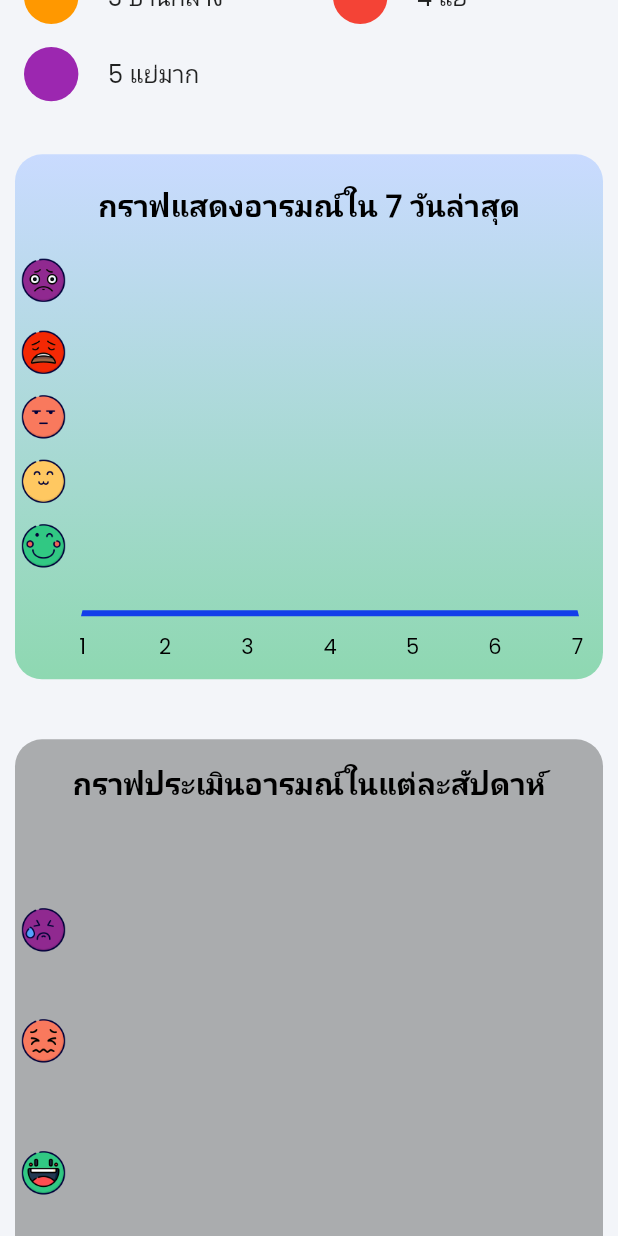
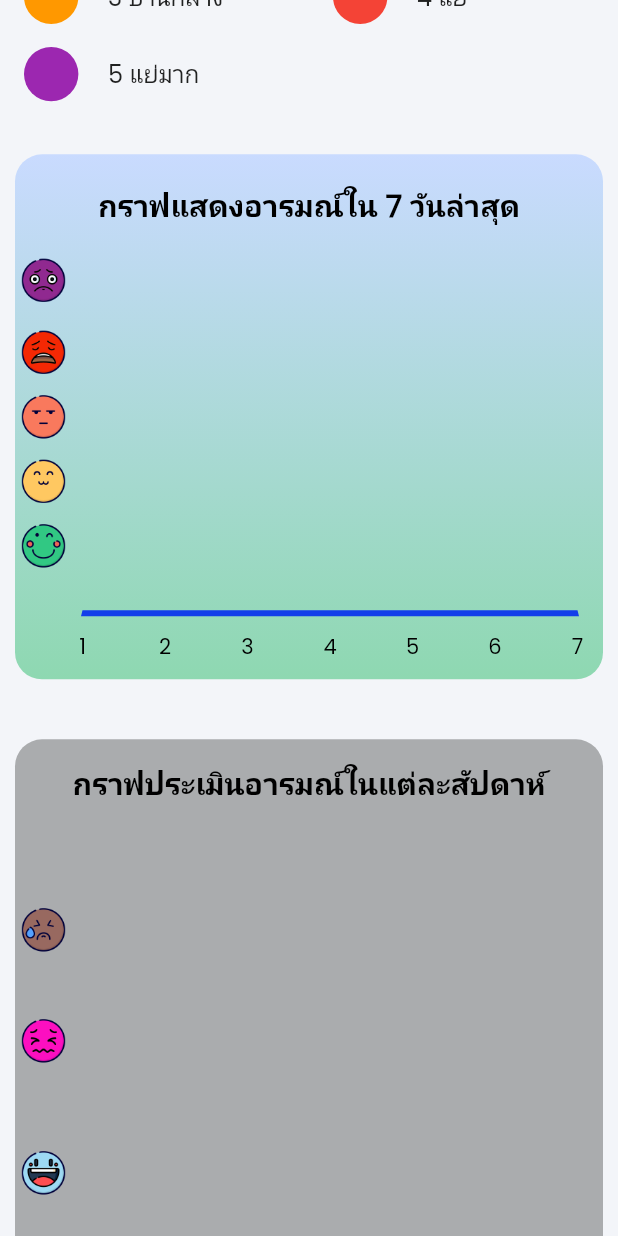
Before and after one commit to axonapiwit/self_health_diary, a Flutter app: the StatScreen screen opened directly, scrolled down 576 dp, on a phone screen of 412 x 824 dp. Run offline on Flutter 3.47's test engine with Material 2 defaults, Android fonts, the light colour scheme and no system bars; drawn by our look-alikes of fl_chart; our stand-ins replace cloud_firestore, dotted_border, firebase_auth, firebase_core, flutter_calendar_carousel, font_awesome_flutter and 3 more; missing offline and left inert: syncfusion_flutter_xlsio; accounts and stored records are empty.

Commit message:
update line, bar chart and fix mood icons

```diff
--- a/lib/apis/bar_chart.dart
+++ b/lib/apis/bar_chart.dart
@@ -27,7 +27,8 @@ class _BarChartOneState extends State<BarChartOne> {
         .collection('diaries')
         .where('createdBy', isEqualTo: user!.uid)
         .orderBy('dateTime')
-        .where("dateTime", isGreaterThan: DateTime(sunday.year, sunday.month, sunday.day))
+        .where("dateTime",
+            isGreaterThan: DateTime(sunday.year, sunday.month, sunday.day))
         .get();
 
     // key = Start of week day, values = list
@@ -47,17 +48,18 @@ class _BarChartOneState extends State<BarChartOne> {
       weekMap[_date] = [];
       for (int j = 0; j < json.length; j++) {
         // check date at loop with sunday
-        final __date =
-            (json[j]["dateTime"].toDate() as DateTime).difference(_date).inDays;
+        final eldate = (json[j]["dateTime"].toDate() as DateTime);
+        final __date = DateTime(eldate.year, eldate.month, eldate.day)
+            .difference(DateTime(_date.year, _date.month, _date.day))
+            .inDays;
         // range in week
-        print(json[j]["dateTime"].toDate());
-        print(_date);
-        print(__date);
+        print('el${json[j]["dateTime"].toDate()}');
+        print('week${_date}');
+        print('dif${__date}');
+        print('Sun${sunday}');
         print('-----');
-        print('Sun${sunday}');
-        if (__date < 6 && __date >= 0) {
+        if (__date <= 6 && __date >= 0) {
           weekMap[_date]!.add(json[j]);
-
         }
       }
     }
--- a/lib/apis/line_chart.dart
+++ b/lib/apis/line_chart.dart
@@ -22,9 +22,47 @@ class _LineChartOneState extends State<LineChartOne> {
         .collection('diaries')
         .where('createdBy', isEqualTo: user!.uid)
         .orderBy('dateTime')
+        // .limitToLast(7)
         .get()
         .then((value) {
       allData = value.docs.map((doc) => doc.data()).toList();
+      // print(allData.length);
+      var now = DateTime.now();
+      // final Map<int, int> dayMap = {};
+      // for (int i = 0; i < 7; i++) {
+      //   final currentDay = now.subtract(Duration(days: i));
+      //   print(currentDay);
+      //   // final dataDay = allData.firstWhere((element) => false)
+      //   allData.forEach((element) {
+      //     final elementDate = (element['dateTime'].toDate() as DateTime);
+      //     final difDay = (DateTime(
+      //             elementDate.year, elementDate.month, elementDate.day))
+      //         .difference(
+      //             DateTime(currentDay.year, currentDay.month, currentDay.day));
+      //     print(currentDay);
+      //     print(element['dateTime'].toDate());
+      //     print(difDay.inDays);
+      //     print('========');
+      //     if (difDay.inDays == 0) {
+      //       dayMap[7 - i] = (element['moodScore']) as int;
+      //     }
+      //   });
+      // }
+      // print(dayMap);
+      // double j = 0;
+      // for (double i = 0; i < 7; i++) {
+      //   print(dayMap[i]);
+      //   if (dayMap[i] != null) {
+      //     spot.add(FlSpot(j, dayMap[i]!.toDouble()));
+      //     j += 2.0;
+      //   } else {
+      //     spot.add(FlSpot(j, 0.0));
+      //     j += 2.0;
+      //   }
+      // };
+
+      //---------------------------
+
       var subList;
 
       if (allData.length > 7) {
@@ -35,10 +73,33 @@ class _LineChartOneState extends State<LineChartOne> {
       subList.map((e) => moodScore.add(e['moodScore']));
 
       double i = 0;
+      bool isTodayAdd = false;
       subList.forEach((element) {
-        spot.add(FlSpot(i, (element['moodScore'] as int).toDouble()));
-        i += 2.0;
+        final elementDate = (element['dateTime'].toDate() as DateTime);
+        final difDay =
+            (DateTime(elementDate.year, elementDate.month, elementDate.day))
+                .difference(DateTime(now.year, now.month, now.day));
+        if (difDay.inDays == 0) {
+          isTodayAdd = true;
+        }
+        // spot.add(FlSpot(i, (element['moodScore'] as int).toDouble()));
+        // i += 2.0;
       });
+      // print(isTodayAdd);
+      if (isTodayAdd) {
+        subList.forEach((element) {
+          spot.add(FlSpot(i, (element['moodScore'] as int).toDouble()));
+          i += 2.0;
+        });
+      } else {
+        double j = 0.0;
+        subList = subList.skip(1).toList();
+        // print(subList.length);
+        for (int i = 0; i < 6; i++) {
+          spot.add(FlSpot(j, (subList[i]['moodScore'] as int).toDouble()));
+          j += 2.0;
+        }
+      }
 
       setState(() {});
     });
--- a/lib/screens/stat.dart
+++ b/lib/screens/stat.dart
@@ -256,17 +256,21 @@ class _StatScreenState extends State<StatScreen> {
                       child: Column(
                     children: <Widget>[
                       Text(
-                        'เกณฑ์วัดอารมณ์',
+                        'เกณฑ์วัดความเครียดสะสม',
                         style: TextStyle(fontSize: 20),
                       ),
-                      barChartDescript("assets/icons/9.png",
-                          "28 - 35 คะแนน มีความเครียดสูง คุณควรระมัดระวังตัวและควรไปพบแพทย์โดยด่วน"),
-                      SizedBox(height: 10),
-                      barChartDescript("assets/icons/8.png",
-                          "21 - 27 คะแนน สงสัยว่ามีความเครียด คุณควรเริ่มประเมินแบบสอบถาม"),
+                      barChartDescript(
+                          "assets/icons/9.png",
+                          "28 - 35 คะแนน มีความเครียดสูง",
+                          "ควรเริ่มประเมินแบบสอบถามและควรไปปรึกษาแพทย์"),
                       SizedBox(height: 10),
                       barChartDescript(
-                          "assets/icons/7.png", "1 - 20 คะแนน ไม่มีความเครียด"),
+                          "assets/icons/8.png",
+                          "21 - 27 คะแนน สงสัยว่ามีความเครียด",
+                          "ควรระมัดระวังเรื่องความเครียด"),
+                      SizedBox(height: 10),
+                      barChartDescript("assets/icons/7.png",
+                          "1 - 20 คะแนน ไม่มีความเครียด", ""),
                     ],
                   )),
                   SizedBox(height: 25),
@@ -291,7 +295,7 @@ class _StatScreenState extends State<StatScreen> {
     );
   }
 
-  Widget barChartDescript(String img, String data) {
+  Widget barChartDescript(String img, String data, String descript) {
     return Container(
       padding: EdgeInsets.all(10),
       child: Row(
@@ -301,11 +305,19 @@ class _StatScreenState extends State<StatScreen> {
             height: 35,
           ),
           SizedBox(width: 20),
-          Flexible(
-            child: Text(
-              data,
-              style: TextStyle(fontSize: 16),
-            ),
+          Column(
+            crossAxisAlignment: CrossAxisAlignment.start,
+            mainAxisAlignment: MainAxisAlignment.center,
+            children: [
+              Text(
+                data,
+                style: TextStyle(fontSize: 16),
+              ),
+              Text(
+                descript,
+                style: TextStyle(fontSize: 14),
+              ),
+            ],
           )
         ],
       ),
```
Also changed, not shown: assets/icons/7.png, assets/icons/8.png, assets/icons/9.png, 1 other file.
